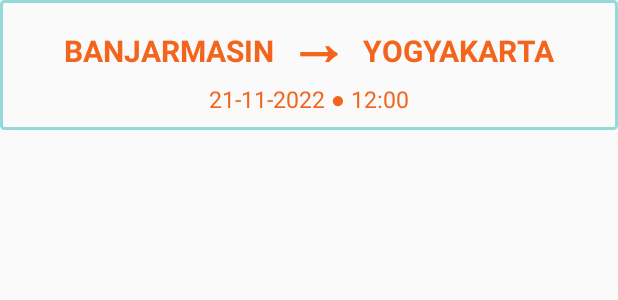
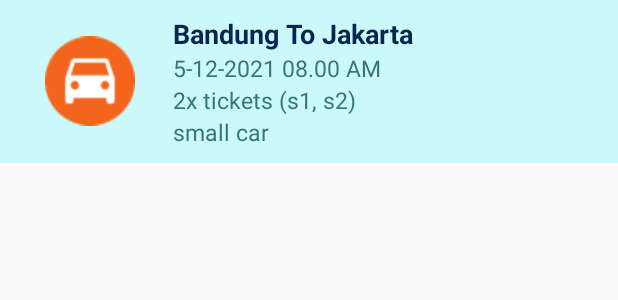
Before and after one commit to NadiaClarissaHermawan/Sunnyside-Shuttle, an Android app: the layout history_fragment_content.xml on its own in the app's theme, with its tools: preview values and no code run, on a phone screen of 412 x 824 dp. Shown: the top 300 px of the screen. Run offline under Robolectric (Android 15) with nearby library versions, the phone set to English and light mode, and no system bars.

Commit message:
History done, sisa seat & Payment E_NO_TOKEN pas GET Courses somehow :\

```diff
--- a/app/src/main/java/com/example/tubesp3b_2/presenter/GetRoutes_n_CoursesTask.java
+++ b/app/src/main/java/com/example/tubesp3b_2/presenter/GetRoutesTask.java
@@ -18,7 +18,7 @@ import com.google.gson.GsonBuilder;
 import java.util.HashMap;
 import java.util.Map;
 
-public class GetRoutes_n_CoursesTask {
+public class GetRoutesTask {
     //attributes
     private final String BASE_URL = "https://devel.loconode.com/pppb/v1/routes";
     private Context context;
@@ -27,7 +27,7 @@ public class GetRoutes_n_CoursesTask {
     private String accesstoken;
 
     //constructor
-    public GetRoutes_n_CoursesTask(Context context, MainActivity activity, String accesstoken){
+    public GetRoutesTask(Context context, MainActivity activity, String accesstoken){
         this.context = context;
         this.mainActivity = activity;
         this.accesstoken = accesstoken;
@@ -44,7 +44,7 @@ public class GetRoutes_n_CoursesTask {
     }
 
 
-    //call the web service w/ Volley Library (POST)
+    //call the web service w/ Volley Library (GET)
     public void callVolleyRoutes(){
         // Request a string response from the provided URL.
         StringRequest stringRequest = new StringRequest(Request.Method.GET, BASE_URL,
--- a/app/src/main/java/com/example/tubesp3b_2/presenter/HistoryFragmentPresenter.java
+++ b/app/src/main/java/com/example/tubesp3b_2/presenter/HistoryFragmentPresenter.java
@@ -19,7 +19,6 @@ public class HistoryFragmentPresenter {
 
 
     //insert semua history yg sdh diambil dari API
-    //TODO: LENGKAPIN pengambilan data
     public void loadData(History[] histories){
         this.histories.addAll(Arrays.asList(histories));
         //update to lisview layout
--- a/app/src/main/res/layout/history_fragment_content.xml
+++ b/app/src/main/res/layout/history_fragment_content.xml
@@ -3,71 +3,59 @@
     xmlns:android="http://schemas.android.com/apk/res/android"
     android:layout_width="match_parent"
     android:layout_height="wrap_content"
-    android:background="@drawable/border"
-    android:orientation="vertical">
+    android:padding="10dp"
+    android:background="@color/light_blue">
 
-    <!--  Linear Layout Untuk Kota Asal Dan Kota Tujuan  -->
+    <ImageView
+        android:id="@+id/icon_history"
+        android:layout_width="60dp"
+        android:layout_height="60dp"
+        android:layout_centerVertical="true"
+        android:layout_marginRight="25dp"
+        android:layout_marginLeft="20dp"
+        android:src="@drawable/history_icon" />
+
     <LinearLayout
-        android:id="@+id/linear_layout_kota"
-        android:layout_width="match_parent"
+        android:layout_width="wrap_content"
         android:layout_height="wrap_content"
-        android:layout_marginLeft="0dp"
-        android:gravity="center"
-        android:orientation="horizontal">
-        <!--  Kota Asal  -->
+        android:orientation="vertical"
+        android:layout_toRightOf="@id/icon_history">
+
         <TextView
-            android:id="@+id/tv_kota_asal"
+            android:id="@+id/departing_to_arrival_city"
             android:layout_width="wrap_content"
             android:layout_height="wrap_content"
-            android:padding="10dp"
-            android:layout_marginTop="6dp"
-            android:text="BANJARMASIN"
-            android:textAlignment="center"
-            android:textSize="20sp"
+            android:text="Bandung To Jakarta"
+            android:fontFamily="sans-serif"
+            android:textColor="@color/dark_blue"
             android:textStyle="bold"
-            android:textColor="@color/orange"/>
+            android:textSize="18sp" />
 
-        <!--  Tanda Panah  -->
         <TextView
+            android:id="@+id/date_time"
             android:layout_width="wrap_content"
             android:layout_height="wrap_content"
-            android:text="→"
-            android:textAlignment="center"
-            android:textSize="40sp"
-            android:textStyle="bold"
-            android:textColor="@color/orange"/>
+            android:text="5-12-2021 08.00 AM"
+            android:fontFamily="sans-serif"
+            android:textColor="@color/medium_dark_blue"
+            android:textSize="15sp"/>
 
-        <!--  Kota Tujuan  -->
         <TextView
-            android:id="@+id/tv_kota_tujuan"
+            android:id="@+id/tickets_seats"
             android:layout_width="wrap_content"
             android:layout_height="wrap_content"
-            android:padding="10dp"
-            android:layout_marginTop="6dp"
-            android:text="YOGYAKARTA"
-            android:textAlignment="center"
-            android:textSize="20sp"
-            android:textStyle="bold"
-            android:textColor="@color/orange"/>
-    </LinearLayout>
+            android:text="2x tickets (s1, s2)"
+            android:fontFamily="sans-serif"
+            android:textColor="@color/medium_dark_blue"
+            android:textSize="15sp" />
 
-    <!--  Linear Layout Untuk Tanggal Dan Jam Keberangkatan  -->
-    <LinearLayout
-        android:layout_width="match_parent"
-        android:layout_height="wrap_content"
-        android:orientation="horizontal"
-        android:paddingBottom="10dp"
-        android:layout_below="@+id/linear_layout_kota">
-
-        <!--  Tanggal, Jam Berangkat  -->
         <TextView
-            android:id="@+id/tv_info_history"
-            android:layout_width="match_parent"
+            android:id="@+id/vehicles"
+            android:layout_width="wrap_content"
             android:layout_height="wrap_content"
-            android:layout_gravity="center"
-            android:text="21-11-2022 ● 12:00"
-            android:textAlignment="center"
-            android:textSize="15sp"
-            android:textColor="@color/orange"/>
+            android:text="small car"
+            android:fontFamily="sans-serif"
+            android:textColor="@color/medium_dark_blue"
+            android:textSize="15sp" />
     </LinearLayout>
 </RelativeLayout>
```
Also changed, not shown: app/src/main/java/com/example/tubesp3b_2/MainActivity.java (+21 -12 lines), app/src/main/java/com/example/tubesp3b_2/model/HistoriesResult.java (added, +13 -0 lines), app/src/main/java/com/example/tubesp3b_2/model/History.java (+19 -3 lines), app/src/main/java/com/example/tubesp3b_2/model/TicketOrder.java (+13 -4 lines), app/src/main/java/com/example/tubesp3b_2/presenter/GetCoursesTask.java (added, +105 -0 lines), app/src/main/java/com/example/tubesp3b_2/presenter/GetHistoryTask.java (added, +88 -0 lines), app/src/main/java/com/example/tubesp3b_2/view/BookTicketFragment.java (+37 -13 lines), app/src/main/java/com/example/tubesp3b_2/view/HistoryFragment.java (+41 -2 lines), app/src/main/java/com/example/tubesp3b_2/view/HistoryFragmentAdapter.java (+4 -3 lines), app/src/main/java/com/example/tubesp3b_2/view/SeatFragment.java (+25 -3 lines), app/src/main/res/layout/history_fragment.xml (+29 -7 lines), app/src/main/res/values/strings.xml (+2 -9 lines), app/src/main/res/drawable-v24/history_icon.png (added), app/src/main/res/drawable/history_icon.png (added).
